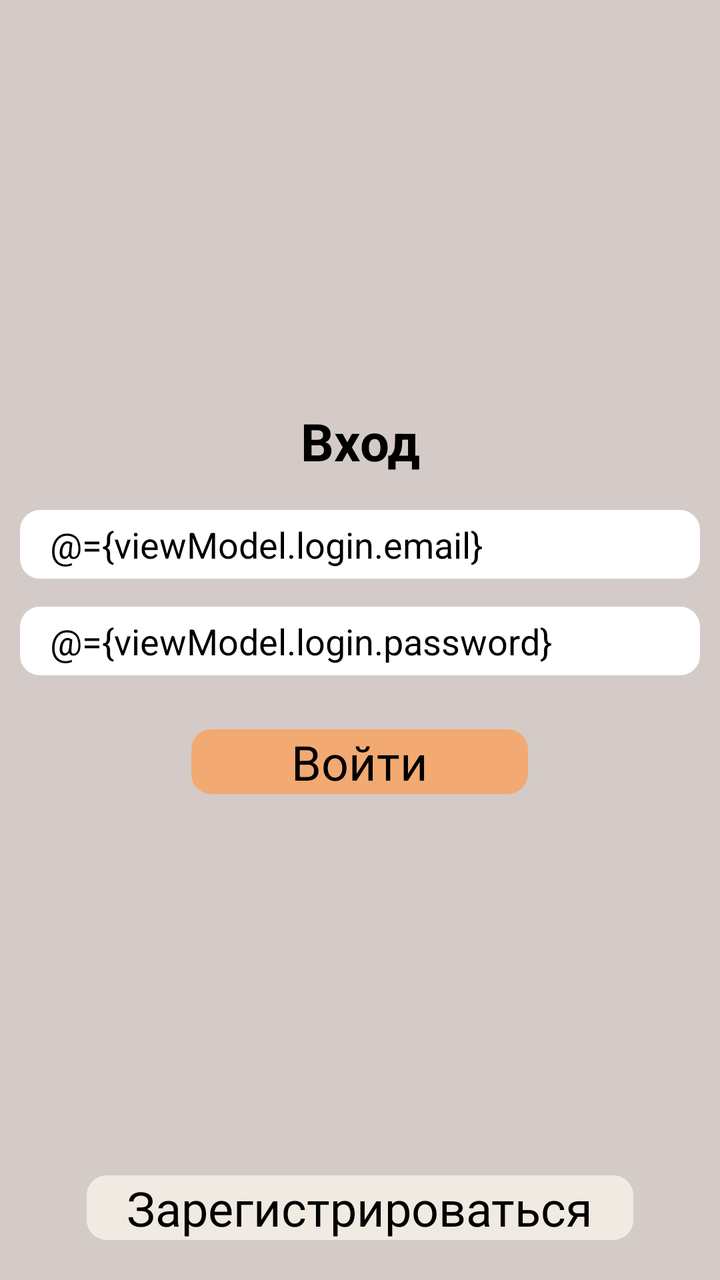
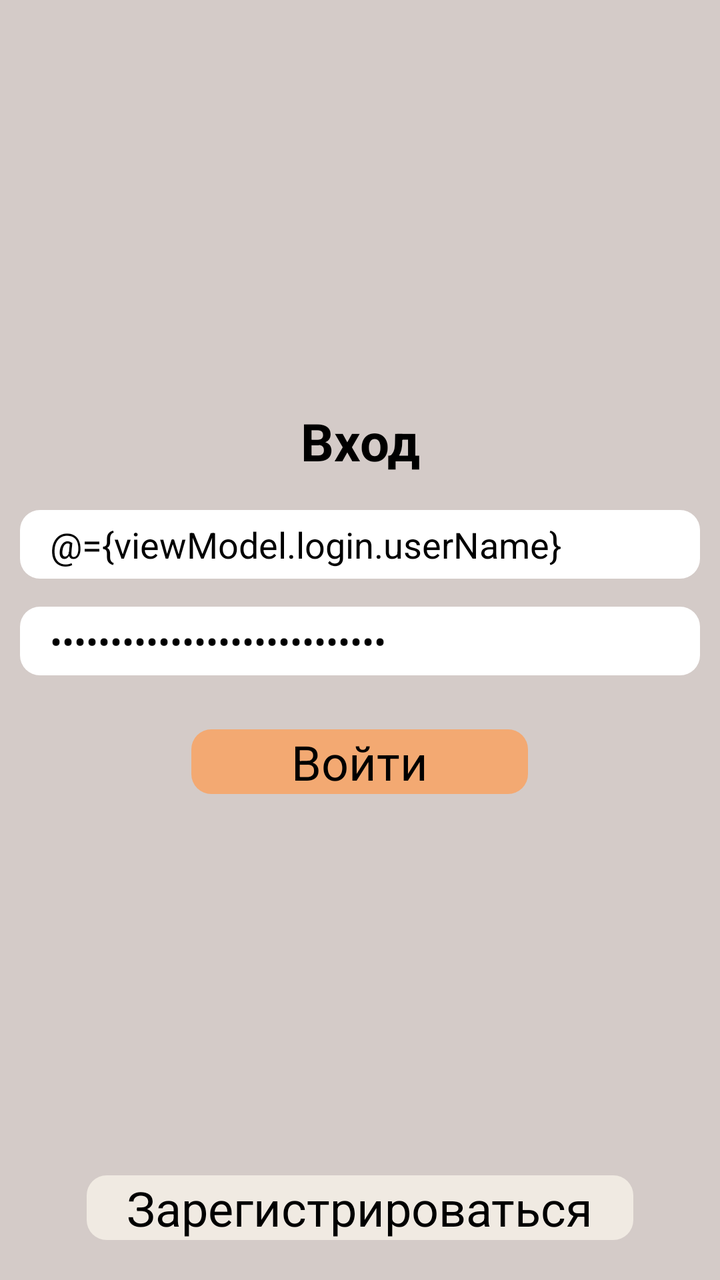

An Android layout rendered at two revisions. The XML below is the earlier revision; the diff shows what the commit changed to produce the second picture.
<!-- AndroidManifest.xml: application theme Theme.Assistant -->
<!-- res/layout/activity_login.xml -->
<?xml version="1.0" encoding="utf-8"?>
<layout>
    <data>
        <variable
            name="viewModel"
            type="com.example.assistant.ui.auth.viewmodel.LoginViewModel" />
    </data>

    <RelativeLayout xmlns:android="http://schemas.android.com/apk/res/android"
        xmlns:tools="http://schemas.android.com/tools"
        android:layout_width="match_parent"
        android:layout_height="match_parent"
        android:background="@color/background_main"
        tools:context=".ui.home.view.SideMenuActivity"
        android:scrollbars="vertical"
        android:orientation="vertical"
        android:layout_gravity="center"
        android:gravity="center"
        android:paddingHorizontal="10dp">

        <LinearLayout
            android:layout_width="match_parent"
            android:layout_height="match_parent"
            android:orientation="vertical"
            android:gravity="center"
            android:layout_marginBottom="30dp">

            <TextView
                android:layout_width="match_parent"
                android:layout_height="wrap_content"
                android:text="Вход"
                android:textSize="26dp"
                android:textColor="@color/black"
                android:textAlignment="center"
                android:layout_marginVertical="10dp"
                android:textStyle="bold"/>


            <EditText
                android:layout_width="match_parent"
                android:layout_height="wrap_content"
                android:id="@+id/email"
                android:hint="Введите email"
                android:textColor="@color/black"
                android:background="@drawable/image_btn_style"
                android:paddingVertical="5dp"
                android:paddingHorizontal="15dp"
                android:layout_marginVertical="7dp"
                android:backgroundTint="@color/white"
                android:text="@={viewModel.login.email}"
                />

            <EditText
                android:layout_width="match_parent"
                android:layout_height="wrap_content"
                android:id="@+id/password"
                android:hint="Введите пароль"
                android:textColor="@color/black"
                android:background="@drawable/image_btn_style"
                android:paddingVertical="5dp"
                android:paddingHorizontal="15dp"
                android:layout_marginVertical="7dp"
                android:backgroundTint="@color/white"
                android:text="@={viewModel.login.password}"
                />

                <TextView
                    android:layout_width="wrap_content"
                    android:layout_height="wrap_content"
                    android:id="@+id/login"
                    android:text="Войти"
                    android:textSize="24dp"
                    android:textColor="@color/black"
                    android:layout_marginVertical="20dp"
                    android:background="@drawable/image_btn_style"
                    android:backgroundTint="@color/bottom_menu"
                    android:onClick="@{()-> viewModel.onSaveBtnClicked()}"
                    android:paddingHorizontal="50dp"
                    />

        </LinearLayout>

        <TextView
            android:layout_width="wrap_content"
            android:layout_height="wrap_content"
            android:id="@+id/register"
            android:text="Зарегистрироваться"
            android:textSize="24dp"
            android:textColor="@color/black"
            android:layout_marginVertical="20dp"
            android:background="@drawable/image_btn_style"
            android:backgroundTint="@color/filter_bcg"
            android:paddingHorizontal="20dp"
            android:layout_alignParentBottom="true"
            android:layout_centerHorizontal="true"

            />


    </RelativeLayout>
</layout>
<!-- resources referenced by this layout -->
<resources>
  <color name="background_main">#FFD4CBC8</color>
  <color name="black">#FF000000</color>
  <color name="bottom_menu">#FFF3A972</color>
  <color name="filter_bcg">#FFF0EAE2</color>
  <color name="white">#FFFFFFFF</color>
  <!-- drawable image_btn_style (drawable) -->
  <?xml version="1.0" encoding="utf-8"?>
  <shape xmlns:android="http://schemas.android.com/apk/res/android">
      <solid android:color="@color/background2"/>
      <corners android:radius="10.0dp"/>
  </shape>
  <style name="Theme.Assistant" parent="Base.Theme.Assistant" />
  <color name="background2">#FFF0F0F0</color>
  <style name="Base.Theme.Assistant" parent="Theme.Material3.DayNight.NoActionBar">
          
          
          <item name="colorPrimary">@color/background_main</item>
  
          <item name="android:spinnerItemStyle">
              @style/spinnerItemStyle
          </item>
  
          
          <item name="android:spinnerDropDownItemStyle">
              @style/spinnerDropDownItemStyle
          </item>
  
      </style>
  <style name="spinnerItemStyle">
  
          <item name="android:textStyle">normal</item>
          <item name="android:paddingHorizontal">20dp</item>
          <item name="android:textSize">20sp</item>
          <item name="android:textColor">@color/black</item>
      </style>
  <style name="spinnerDropDownItemStyle">
          <item name="android:paddingHorizontal">20dp</item>
          <item name="android:paddingVertical">10dp</item>
          <item name="android:textSize">20sp</item>
          <item name="android:textColor">@color/black</item>
      </style>
</resources>

<!-- the commit's change to res/layout/activity_login.xml (unified diff, before → after) -->
@@ -40,14 +40,14 @@
                 android:layout_width="match_parent"
                 android:layout_height="wrap_content"
                 android:id="@+id/email"
-                android:hint="Введите email"
+                android:hint="Введите имя пользователя"
                 android:textColor="@color/black"
                 android:background="@drawable/image_btn_style"
                 android:paddingVertical="5dp"
                 android:paddingHorizontal="15dp"
                 android:layout_marginVertical="7dp"
                 android:backgroundTint="@color/white"
-                android:text="@={viewModel.login.email}"
+                android:text="@={viewModel.login.userName}"
                 />
 
             <EditText
@@ -55,6 +55,7 @@
                 android:layout_height="wrap_content"
                 android:id="@+id/password"
                 android:hint="Введите пароль"
+                android:inputType="textPassword"
                 android:textColor="@color/black"
                 android:background="@drawable/image_btn_style"
                 android:paddingVertical="5dp"
